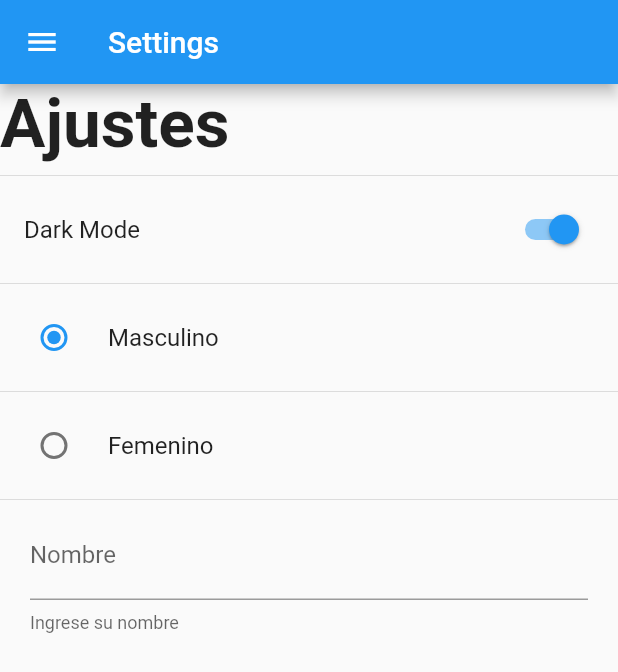
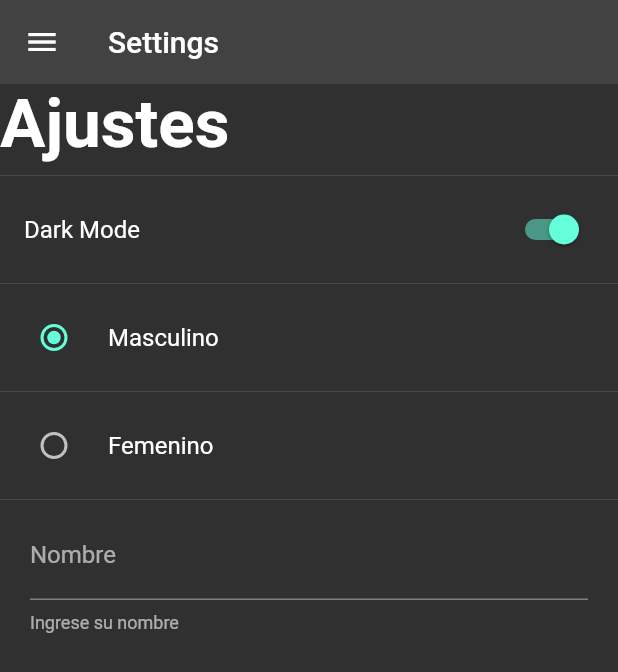
Before and after one commit to manuelduarte077/preferences_app, a Flutter app: the SettingScreen screen opened by its route, after a tap on "Dark Mode", on a phone screen of 412 x 824 dp. Shown: the top 672 px of the screen. Run offline on Flutter 3.47's test engine with Material 2 defaults, Android fonts, the phone set to English and light mode, and no system bars; our stand-ins replace shared_preferences; accounts and stored records are empty.

Commit message:
chore: cambiando el tema de forma dinamica

```diff
--- a/lib/app/app.dart
+++ b/lib/app/app.dart
@@ -1,6 +1,7 @@
 import 'package:flutter/material.dart';
+import 'package:preferences_app/providers/theme_provider.dart';
 import 'package:preferences_app/screens/screens.dart';
-import 'package:preferences_app/shared/preferences.dart';
+import 'package:provider/provider.dart';
 
 class MyApp extends StatelessWidget {
   const MyApp({Key? key}) : super(key: key);
@@ -14,7 +15,7 @@ class MyApp extends StatelessWidget {
         HomeScreen.routeName: (context) => const HomeScreen(),
         SettingScreen.routeName: (context) => const SettingScreen(),
       },
-      theme: Preferences.isDarkMode ? ThemeData.dark() : ThemeData.light(),
+      theme: Provider.of<ThemeProvider>(context).currentTheme,
     );
   }
 }
--- /dev/null
+++ b/lib/providers/theme_provider.dart
@@ -0,0 +1,19 @@
+import 'package:flutter/material.dart';
+
+class ThemeProvider with ChangeNotifier {
+  ThemeData currentTheme;
+
+  ThemeProvider({
+    required bool isDarkMode,
+  }) : currentTheme = isDarkMode ? ThemeData.dark() : ThemeData.light();
+
+  setLightMode() {
+    currentTheme = ThemeData.light();
+    notifyListeners();
+  }
+
+  setDarkMode() {
+    currentTheme = ThemeData.dark();
+    notifyListeners();
+  }
+}
--- a/lib/screens/home_screen.dart
+++ b/lib/screens/home_screen.dart
@@ -10,6 +10,7 @@ class HomeScreen extends StatelessWidget {
   Widget build(BuildContext context) {
     return Scaffold(
       appBar: AppBar(
+        elevation: 0,
         title: const Text('HomeScreen'),
       ),
       drawer: const SideMenu(),
--- a/lib/screens/settings_screen.dart
+++ b/lib/screens/settings_screen.dart
@@ -1,6 +1,8 @@
 import 'package:flutter/material.dart';
+import 'package:preferences_app/providers/theme_provider.dart';
 import 'package:preferences_app/shared/preferences.dart';
 import 'package:preferences_app/widgets/widgets.dart';
+import 'package:provider/provider.dart';
 
 class SettingScreen extends StatefulWidget {
   static const String routeName = 'Setting';
@@ -15,6 +17,7 @@ class _SettingScreenState extends State<SettingScreen> {
   Widget build(BuildContext context) {
     return Scaffold(
       appBar: AppBar(
+        elevation: 0,
         title: const Text('Settings'),
       ),
       drawer: const SideMenu(),
@@ -32,6 +35,13 @@ class _SettingScreenState extends State<SettingScreen> {
               value: Preferences.isDarkMode,
               onChanged: (value) {
                 Preferences.isDarkMode = value;
+                final themeProvider =
+                    Provider.of<ThemeProvider>(context, listen: false);
+
+                value
+                    ? themeProvider.setDarkMode()
+                    : themeProvider.setLightMode();
+
                 setState(() {});
               },
             ),
--- a/lib/widgets/side_menu.dart
+++ b/lib/widgets/side_menu.dart
@@ -16,13 +16,6 @@ class SideMenu extends StatelessWidget {
             leading: const Icon(Icons.home),
             onTap: () {
               Navigator.pushNamed(context, HomeScreen.routeName);
-            },
-          ),
-          ListTile(
-            title: const Text('Theme'),
-            leading: const Icon(Icons.color_lens),
-            onTap: () {
-              Navigator.pop(context);
             },
           ),
           ListTile(
--- a/pubspec.yaml
+++ b/pubspec.yaml
@@ -12,10 +12,10 @@ dependencies:
   cupertino_icons: ^1.0.2
   flutter:
     sdk: flutter
+  provider: ^6.0.2
   shared_preferences: ^2.0.13
 
 dev_dependencies:
-
   flutter_lints: ^1.0.0
   flutter_test:
     sdk: flutter
```
Also changed, not shown: lib/main.dart (+13 -1 lines), pubspec.lock.
